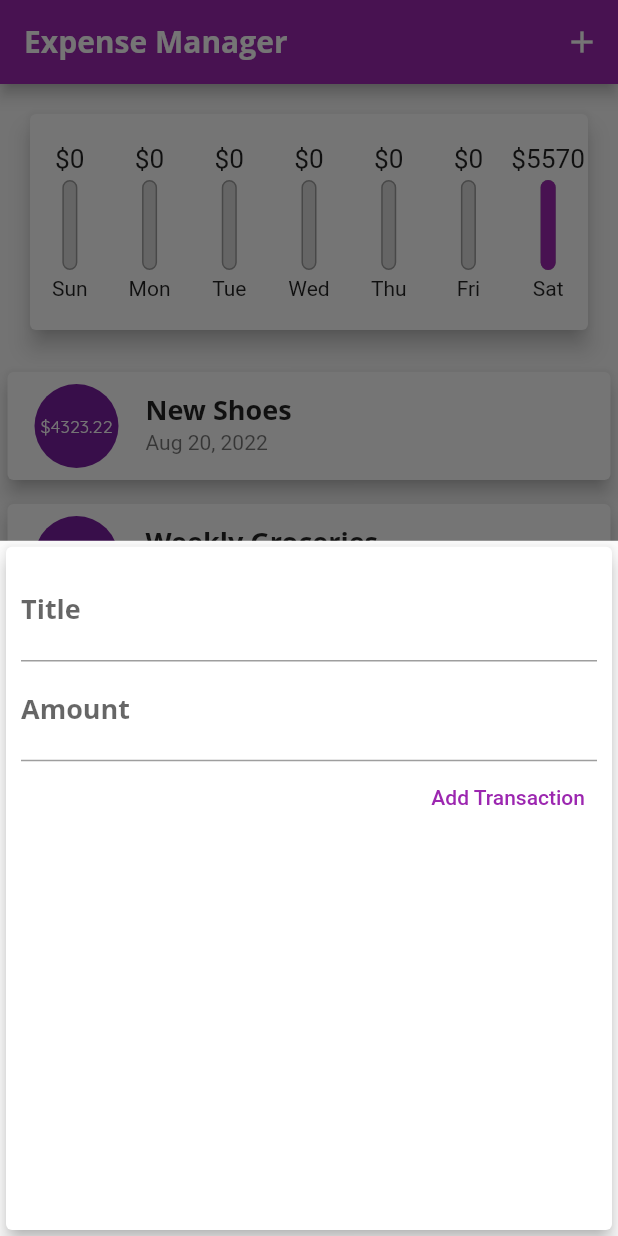
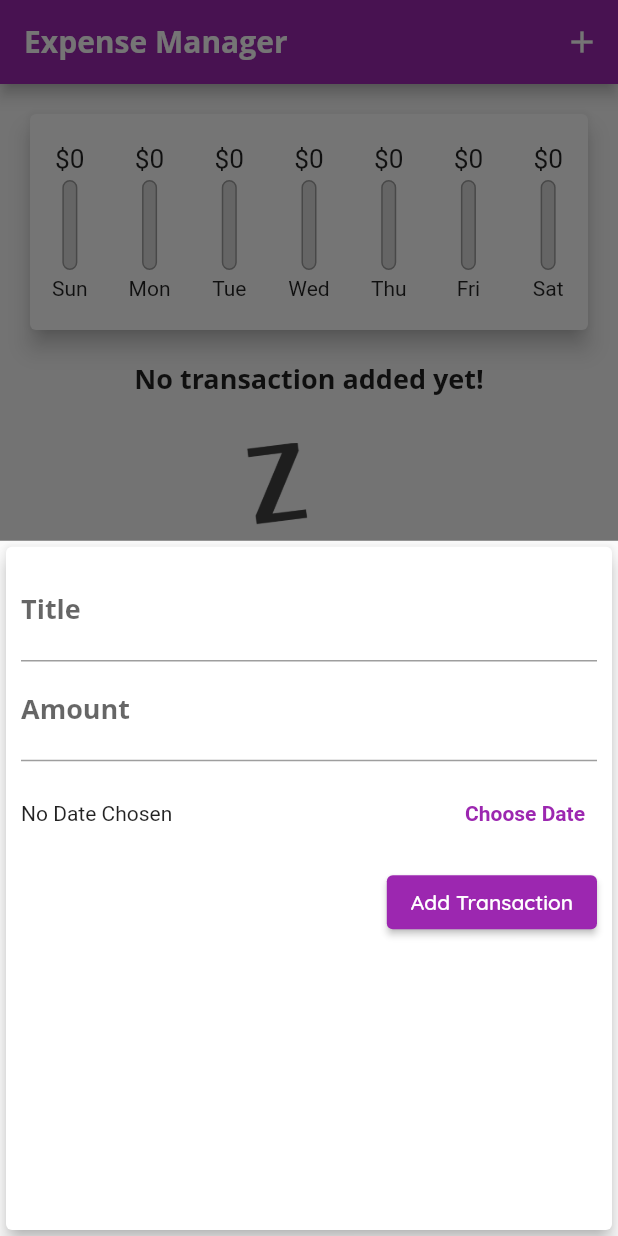
Before and after one commit to cjmaaz/ExpenseApp_Flutter, a Flutter app: the screen it shows after launch, after a tap on the "add" icon, on a phone screen of 412 x 824 dp. Run offline on Flutter 3.47's test engine with Material 2 defaults, Android fonts, the phone set to English and light mode, and no system bars; missing offline and left inert: dart:ffi; Roboto replaces fonts that are missing (Open Sans).

Commit message:
Delete/AnonFunc/Date/More Fixes

```diff
--- a/lib/main.dart
+++ b/lib/main.dart
@@ -1,3 +1,5 @@
+// ignore_for_file: prefer_const_constructors
+
 import './widgets/new_transaction.dart';
 import './widgets/transaction_list.dart';
 import './widgets/chart.dart';
@@ -16,14 +18,15 @@ class MyApp extends StatelessWidget {
       debugShowCheckedModeBanner: false,
       theme: ThemeData(
           textTheme: ThemeData.light().textTheme.copyWith(
-                  titleMedium: const TextStyle(
+                  titleMedium: TextStyle(
                 fontFamily: 'Open Sans',
                 fontSize: 18,
                 fontWeight: FontWeight.bold,
-              )),
+              ),
+          ),
           primarySwatch: Colors.purple,
           fontFamily: 'Quicksand',
-          appBarTheme: const AppBarTheme(
+          appBarTheme: AppBarTheme(
               titleTextStyle: TextStyle(
             fontFamily: 'Open Sans',
             fontSize: 20,
@@ -41,15 +44,15 @@ class MyHomePage extends StatefulWidget {
 
 class _MyHomePageState extends State<MyHomePage> {
   final List<Transaction> _userTransactions = [
-    Transaction(
-        id: 't1', title: 'New Shoes', amount: 4323.22, date: DateTime.now()),
-    Transaction(
-        id: 't2',
-        title: 'Weekly Groceries',
-        amount: 623.22,
-        date: DateTime.now()),
-    Transaction(
-        id: 't3', title: 'Mariyam', amount: 623.22, date: DateTime.now()),
+    // Transaction(
+    //     id: 't1', title: 'New Shoes', amount: 4323.22, date: DateTime.now()),
+    // Transaction(
+    //     id: 't2',
+    //     title: 'Weekly Groceries',
+    //     amount: 623.22,
+    //     date: DateTime.now()),
+    // Transaction(
+    //     id: 't3', title: 'Mariyam', amount: 623.22, date: DateTime.now()),
   ];
 
   List<Transaction> get _recentTransaction {
@@ -58,12 +61,12 @@ class _MyHomePageState extends State<MyHomePage> {
     }).toList();
   }
 
-  void _addNewTransaction(String txTitle, double txAmount) {
+  void _addNewTransaction(String txTitle, double txAmount, DateTime chosenDate) {
     final newTx = Transaction(
       id: DateTime.now().toString(),
       title: txTitle,
       amount: txAmount,
-      date: DateTime.now(),
+      date: chosenDate,
     );
     setState(() {
       _userTransactions.add(newTx);
@@ -84,6 +87,12 @@ class _MyHomePageState extends State<MyHomePage> {
     );
   }
 
+  void _deleteTransaction(String id){
+    setState(() {
+      _userTransactions.removeWhere((element) => element.id == id);
+    });
+}
+
   @override
   Widget build(BuildContext context) {
     return Scaffold(
@@ -101,7 +110,7 @@ class _MyHomePageState extends State<MyHomePage> {
           crossAxisAlignment: CrossAxisAlignment.stretch,
           children: <Widget>[
             Chart(_recentTransaction),
-            TransactionList(_userTransactions),
+            TransactionList(_userTransactions, _deleteTransaction),
           ],
         ),
       ),
--- a/lib/widgets/chart_bar.dart
+++ b/lib/widgets/chart_bar.dart
@@ -1,3 +1,5 @@
+// ignore_for_file: prefer_const_constructors
+
 import 'package:flutter/material.dart';
 
 class ChartBar extends StatelessWidget {
--- a/lib/widgets/new_transaction.dart
+++ b/lib/widgets/new_transaction.dart
@@ -1,8 +1,10 @@
+// ignore_for_file: prefer_const_constructors
+
 import 'package:flutter/material.dart';
-import 'package:flutter/widgets.dart';
+import 'package:intl/intl.dart';
 
 class NewTransaction extends StatefulWidget {
-  final void Function(String, double) addNew;
+  final void Function(String, double, DateTime) addNew;
 
   NewTransaction(this.addNew);
 
@@ -11,19 +13,38 @@ class NewTransaction extends StatefulWidget {
 }
 
 class _NewTransactionState extends State<NewTransaction> {
-  final titleController = TextEditingController();
+  final _titleController = TextEditingController();
+  final _amountController = TextEditingController();
+  DateTime? _selectedDate;
 
-  final amountController = TextEditingController();
-
-  void submitData() {
-    final enteredTitle = titleController.text;
-    final enteredAmount = double.parse(amountController.text);
-
-    if (enteredTitle.isEmpty || enteredAmount <= 0) {
+  void _submitData() {
+    if(_amountController.text.isEmpty){ //Prevent from parsing error
       return;
     }
-    widget.addNew(enteredTitle, enteredAmount);
+    final enteredTitle = _titleController.text;
+    final enteredAmount = double.parse(_amountController.text);
+
+    if (enteredTitle.isEmpty || enteredAmount <= 0 || _selectedDate == null) {
+      return;
+    }
+    widget.addNew(enteredTitle, enteredAmount, _selectedDate!);
     Navigator.of(context).pop();
+  }
+
+  void _presentDatePicker() {
+    showDatePicker(
+            context: context,
+            initialDate: DateTime.now(),
+            firstDate: DateTime(2022),
+            lastDate: DateTime.now())
+        .then((value) {
+      if (value == null) {
+        return;
+      }
+      setState((){
+        _selectedDate = value;
+      });
+    });
   }
 
   @override
@@ -40,30 +61,57 @@ class _NewTransactionState extends State<NewTransaction> {
               // onChanged: (value) {
               //   titleInput = value;
               // },
-              controller: titleController,
-              onSubmitted: (_) => submitData(),
+              controller: _titleController,
+              onSubmitted: (_) => _submitData(),
             ),
             TextField(
               decoration: InputDecoration(labelText: 'Amount'),
               // onChanged: (val) {
               //   amountInput = val;
               // },
-              controller: amountController,
+              controller: _amountController,
               keyboardType: TextInputType.numberWithOptions(decimal: true),
-              onSubmitted: (_) => submitData(),
+              onSubmitted: (_) => _submitData(),
             ),
-            TextButton(
+            Container(
+              height: 70,
+              child: Row(
+                children: <Widget>[
+                  Expanded(
+                    child: Text(
+                        _selectedDate == null ?
+                          'No Date Chosen' :
+                          'Picked Date: ${DateFormat.yMd().format(_selectedDate!)}' //Null Safety Hac
+                    ),
+                  ),
+                  TextButton(
+                    onPressed: _presentDatePicker,
+                    child: Text(
+                      'Choose Date',
+                      style: TextStyle(fontWeight: FontWeight.bold),
+                    ),
+                    style: TextButton.styleFrom(
+                      primary: Theme.of(context).primaryColor,
+                    ),
+                  )
+                ],
+              ),
+            ),
+            ElevatedButton(
               onPressed: () {
                 // print(titleInput);
                 // print(amountInput);
-                print(titleController.text);
-                print(amountController.text);
-                submitData();
+                print(_titleController.text);
+                print(_amountController.text);
+                _submitData();
               },
               style: TextButton.styleFrom(
-                primary: Theme.of(context).primaryColor,
+                primary: Colors.white,
               ),
-              child: Text('Add Transaction'),
+              child: Text(
+                'Add Transaction',
+                style: TextStyle(fontFamily: 'Quicksand'),
+              ),
             )
           ],
         ),
--- a/lib/widgets/transaction_list.dart
+++ b/lib/widgets/transaction_list.dart
@@ -1,3 +1,5 @@
+import 'dart:ffi';
+
 import 'package:intl/intl.dart';
 
 import '../models/transaction.dart';
@@ -5,13 +7,14 @@ import 'package:flutter/material.dart';
 
 class TransactionList extends StatelessWidget {
   List<Transaction> transactions;
+  final void Function(String) _deleteTxn;
 
-  TransactionList(this.transactions);
+  TransactionList(this.transactions, this._deleteTxn);
 
   @override
   Widget build(BuildContext context) {
     return Container(
-        height: 620,
+        height: 650,
         child: transactions.isEmpty
             ? Column(
                 children: <Widget>[
@@ -45,13 +48,20 @@ class TransactionList extends StatelessWidget {
                         ),
                         title: Text(
                           transactions[idx].title,
-                          style: Theme.of(context).textTheme.titleMedium,
+                          style: TextStyle(fontFamily: 'Quicksand'),
                         ),
                         subtitle: Text(
                             DateFormat.yMMMd().format(transactions[idx].date)),
-                      ));
+                        trailing: IconButton(
+                          onPressed: () => _deleteTxn(transactions[idx].id),
+                          icon: Icon(Icons.delete),
+                          color: Theme.of(context).errorColor,
+                        ),
+                      )
+                  );
                 },
                 itemCount: transactions.length,
-              ));
+            )
+    );
   }
 }
```
